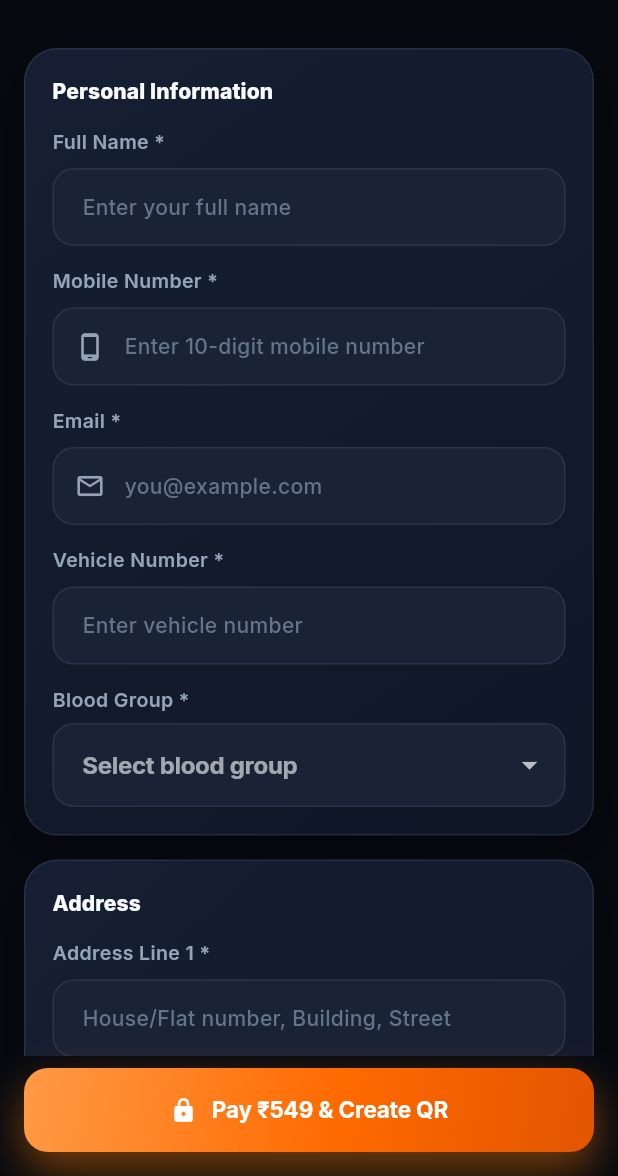
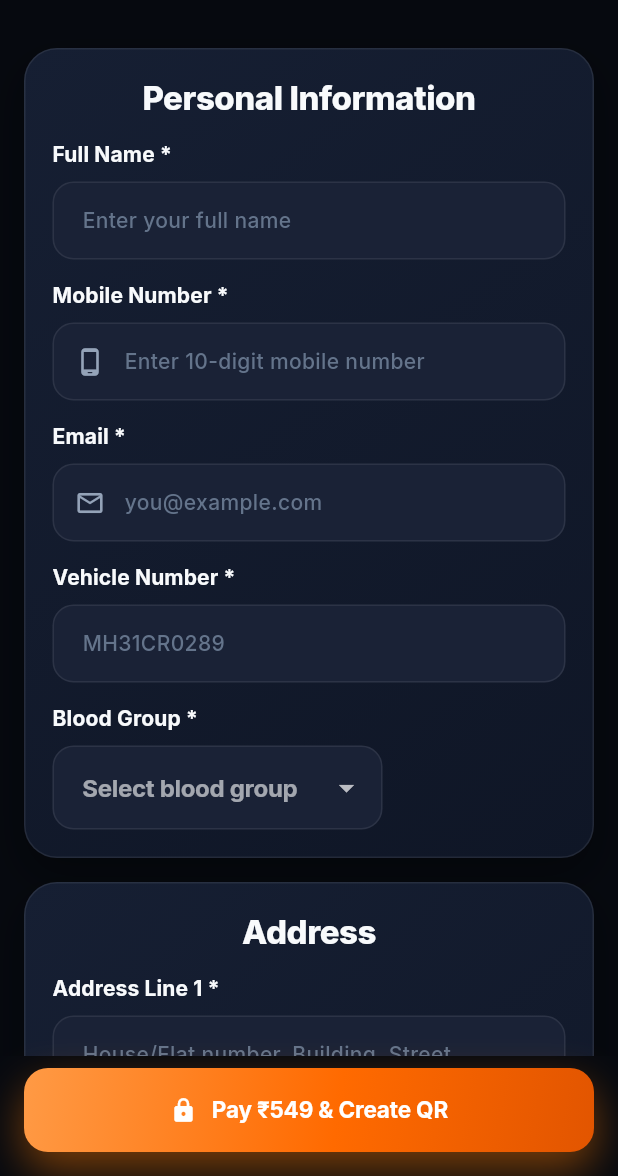
Before and after one commit to Omkottewar/qr-scanner-flutter, a Flutter app: the CreateQrFormScreen screen opened directly with empty values, on a phone screen of 412 x 824 dp, the part 60-1236 px from its top. Run offline on Flutter 3.47's test engine with Material 3 defaults, Android fonts, the phone set to English and light mode, and no system bars; our stand-ins replace firebase_core, firebase_messaging, flutter_local_notifications, google_fonts, local_auth, qr_flutter and 3 more; missing offline and left inert: gal, razorpay_flutter; accounts and stored records are empty; network calls fail.

Commit message:
Refactor code structure for improved readability and maintainability

```diff
--- a/lib/presentation/qr/create_qr_form_screen.dart
+++ b/lib/presentation/qr/create_qr_form_screen.dart
@@ -133,7 +133,10 @@ class _CreateQrFormScreenState extends State<CreateQrFormScreen> {
   int _pincodeLookupToken = 0;
   Timer? _pincodeDebounce;
 
-  final List<_ContactRow> _contacts = [_ContactRow()];
+  // Four contact rows are always shown. Row 0 is mandatory; rows 1-3
+  // are optional and skipped on submit if left blank. UI no longer
+  // supports adding/removing rows — the count is fixed at 4.
+  final List<_ContactRow> _contacts = List.generate(4, (_) => _ContactRow());
   // Non-blocking loading indicator for the submit button — form
   // validation + vehicle-check + navigation-to-payment all run through
   // this single flag so the button stays disabled with a spinner while
@@ -187,27 +190,26 @@ class _CreateQrFormScreenState extends State<CreateQrFormScreen> {
     });
   }
 
-  void _addContact() {
-    if (_contacts.length >= 4) return;
-    setState(() => _contacts.add(_ContactRow()));
-  }
+  // Shared label styles. Card headers are prominent + centered; field
+  // labels are bold and one size up from the input-theme default but
+  // stay left-aligned above their inputs (easier to scan when the eye
+  // is moving vertically down the form).
+  TextStyle? _cardHeaderStyle(BuildContext c) => Theme.of(c)
+      .textTheme
+      .titleLarge
+      ?.copyWith(
+        fontWeight: FontWeight.w800,
+        color: AppColors.textPrimary,
+        letterSpacing: -0.3,
+      );
 
-  // Removes a contact row. If it's the last remaining one we don't drop
-  // below 1 — instead we reset its fields so the form still submits with
-  // the minimum required contact.
-  void _removeContact(int index) {
-    if (index < 0 || index >= _contacts.length) return;
-    setState(() {
-      if (_contacts.length == 1) {
-        final only = _contacts[0];
-        only.name.clear();
-        only.phone.clear();
-        return;
-      }
-      final row = _contacts.removeAt(index);
-      row.dispose();
-    });
-  }
+  TextStyle? _fieldLabelStyle(BuildContext c) => Theme.of(c)
+      .textTheme
+      .titleSmall
+      ?.copyWith(
+        fontWeight: FontWeight.w700,
+        color: AppColors.textPrimary,
+      );
 
   Future<void> _submit() async {
     if (_submitting) return; // prevent double-tap
@@ -220,12 +222,15 @@ class _CreateQrFormScreenState extends State<CreateQrFormScreen> {
       return;
     }
 
+    // Rows 1-3 are optional — a row with both name and phone blank is
+    // dropped silently instead of failing validation, so the user can
+    // register with just the mandatory Contact 1.
     final family = <FamilyContactDraft>[];
     for (var i = 0; i < _contacts.length; i++) {
       final c = _contacts[i];
       final n = c.name.text.trim();
       final p = c.phone.text.trim().replaceAll(RegExp(r'\s'), '');
-
+      if (i > 0 && n.isEmpty && p.isEmpty) continue;
       family.add(FamilyContactDraft(name: n, phone: p));
     }
 
@@ -294,17 +299,19 @@ class _CreateQrFormScreenState extends State<CreateQrFormScreen> {
                   children: [
                     EaCard(
                       child: Column(
-                        crossAxisAlignment: CrossAxisAlignment.start,
+                        crossAxisAlignment: CrossAxisAlignment.stretch,
                         children: [
                           Text(
                             'Personal Information',
-                            style: Theme.of(context).textTheme.titleSmall?.copyWith(fontWeight: FontWeight.w800),
+                            textAlign: TextAlign.center,
+                            style: _cardHeaderStyle(context),
                           ),
                           const SizedBox(height: 14),
                           EaTextField(
                             controller: _name,
                             label: 'Full Name *',
                             hint: 'Enter your full name',
+                            labelStyle: _fieldLabelStyle(context),
                             validator: (v) => (v == null || v.trim().isEmpty) ? 'This field is required' : null,
                           ),
                           const SizedBox(height: 14),
@@ -315,6 +322,7 @@ class _CreateQrFormScreenState extends State<CreateQrFormScreen> {
                             keyboardType: TextInputType.phone,
                             prefixIcon: Icons.phone_android_rounded,
                             maxLength: 10,
+                            labelStyle: _fieldLabelStyle(context),
                             inputFormatters: [
                               FilteringTextInputFormatter.digitsOnly,
                             ],
@@ -331,6 +339,7 @@ class _CreateQrFormScreenState extends State<CreateQrFormScreen> {
                             hint: 'you@example.com',
                             keyboardType: TextInputType.emailAddress,
                             prefixIcon: Icons.email_outlined,
+                            labelStyle: _fieldLabelStyle(context),
                             validator: (v) {
                               final s = (v ?? '').trim();
                               if (s.isEmpty) return 'This field is required';
@@ -344,8 +353,9 @@ class _CreateQrFormScreenState extends State<CreateQrFormScreen> {
                           EaTextField(
                             controller: _vehicle,
                             label: 'Vehicle Number *',
-                            hint: 'Enter vehicle number',
+                            hint: 'MH31CR0289',
                             textCapitalization: TextCapitalization.characters,
+                            labelStyle: _fieldLabelStyle(context),
                             inputFormatters: const [_UpperCaseFormatter()],
                             validator: (v) {
                               if (v == null || v.trim().isEmpty) return 'This field is required';
@@ -356,9 +366,22 @@ class _CreateQrFormScreenState extends State<CreateQrFormScreen> {
                             },
                           ),
                           const SizedBox(height: 14),
-                          Text('Blood Group *', style: Theme.of(context).inputDecorationTheme.labelStyle),
-                          const SizedBox(height: 6),
-                          DropdownButtonFormField<String>(
+                          Text(
+                            'Blood Group *',
+                            style: _fieldLabelStyle(context),
+                          ),
+                          const SizedBox(height: 8),
+                          // Blood group values are 2–3 chars — a full-width
+                          // dropdown looked comically empty and covered most
+                          // of the screen when opened. Align + SizedBox
+                          // breaks out of the card Column's stretch so the
+                          // trigger (and the popup menu, which inherits the
+                          // trigger's width) size to the content instead.
+                          Align(
+                            alignment: Alignment.centerLeft,
+                            child: SizedBox(
+                              width: 220,
+                              child: DropdownButtonFormField<String>(
                                 // ignore: deprecated_member_use
                                 value: _blood == 'Select blood group' ? null : _blood,
                                 hint: const Text('Select blood group'),
@@ -376,23 +399,27 @@ class _CreateQrFormScreenState extends State<CreateQrFormScreen> {
                                 onChanged: (v) => setState(() => _blood = v ?? _blood),
                                 validator: (v) => v == null || v.isEmpty ? 'This field is required' : null,
                               ),
+                            ),
+                          ),
                         ],
                       ),
                     ),
                     const SizedBox(height: 16),
                     EaCard(
                       child: Column(
-                        crossAxisAlignment: CrossAxisAlignment.start,
+                        crossAxisAlignment: CrossAxisAlignment.stretch,
                         children: [
                           Text(
                             'Address',
-                            style: Theme.of(context).textTheme.titleSmall?.copyWith(fontWeight: FontWeight.w800),
+                            textAlign: TextAlign.center,
+                            style: _cardHeaderStyle(context),
                           ),
                           const SizedBox(height: 14),
                           EaTextField(
                             controller: _addressLine1,
                             label: 'Address Line 1 *',
                             hint: 'House/Flat number, Building, Street',
+                            labelStyle: _fieldLabelStyle(context),
                             validator: (v) => (v == null || v.trim().isEmpty)
                                 ? 'Address is required' : null,
                           ),
@@ -401,6 +428,7 @@ class _CreateQrFormScreenState extends State<CreateQrFormScreen> {
                             controller: _addressLine2,
                             label: 'Address Line 2',
                             hint: 'Landmark, Area (optional)',
+                            labelStyle: _fieldLabelStyle(context),
                           ),
                           const SizedBox(height: 14),
                           // Pincode goes ABOVE city/state so the postal
@@ -414,6 +442,7 @@ class _CreateQrFormScreenState extends State<CreateQrFormScreen> {
                             hint: '6-digit postal code',
                             keyboardType: TextInputType.number,
                             maxLength: 6,
+                            labelStyle: _fieldLabelStyle(context),
                             inputFormatters: [
                               FilteringTextInputFormatter.digitsOnly,
                             ],
@@ -449,6 +478,7 @@ class _CreateQrFormScreenState extends State<CreateQrFormScreen> {
                                   controller: _city,
                                   label: 'City *',
                                   hint: 'e.g., Pune',
+                                  labelStyle: _fieldLabelStyle(context),
                                   validator: (v) => (v == null || v.trim().isEmpty)
                                       ? 'Required' : null,
                                 ),
@@ -456,11 +486,11 @@ class _CreateQrFormScreenState extends State<CreateQrFormScreen> {
                               const SizedBox(width: 12),
                               Expanded(
                                 child: Column(
-                                  crossAxisAlignment: CrossAxisAlignment.start,
+                                  crossAxisAlignment: CrossAxisAlignment.stretch,
                                   children: [
                                     Text(
                                       'State *',
-                                      style: Theme.of(context).inputDecorationTheme.labelStyle,
+                                      style: _fieldLabelStyle(context),
                                     ),
                                     const SizedBox(height: 8),
                                     DropdownButtonFormField<String>(
@@ -505,26 +535,17 @@ class _CreateQrFormScreenState extends State<CreateQrFormScreen> {
                     const SizedBox(height: 16),
                     EaCard(
                       child: Column(
-                        crossAxisAlignment: CrossAxisAlignment.start,
+                        crossAxisAlignment: CrossAxisAlignment.stretch,
                         children: [
-                          Row(
-                            children: [
-                              Expanded(
-                                child: Text(
+                          Text(
                             'Family Emergency Contacts',
-                                  style: Theme.of(context).textTheme.titleSmall?.copyWith(fontWeight: FontWeight.w800),
-                                ),
-                              ),
-                              if (_contacts.length < 4)
-                                OutlinedButton(
-                                  onPressed: _addContact,
-                                  child: const Text('+ Add'),
-                                ),
-                            ],
+                            textAlign: TextAlign.center,
+                            style: _cardHeaderStyle(context),
                           ),
                           const SizedBox(height: 12),
                           ...List.generate(_contacts.length, (i) {
                             final c = _contacts[i];
+                            final isRequired = i == 0;
                             return Padding(
                               padding: const EdgeInsets.only(bottom: 12),
                               child: Container(
@@ -534,46 +555,62 @@ class _CreateQrFormScreenState extends State<CreateQrFormScreen> {
                                   borderRadius: BorderRadius.circular(12),
                                 ),
                                 child: Column(
-                                  crossAxisAlignment: CrossAxisAlignment.start,
+                                  crossAxisAlignment: CrossAxisAlignment.stretch,
                                   children: [
-                                    Row(
-                                      children: [
-                                        Expanded(
-                                          child: Text('Contact ${i + 1}', style: Theme.of(context).textTheme.labelLarge),
+                                    Text(
+                                      'Contact ${i + 1}${isRequired ? '' : ' (optional)'}',
+                                      textAlign: TextAlign.center,
+                                      style: _cardHeaderStyle(context),
                                     ),
-                                        // Remove-contact affordance. Always shown so a user who
-                                        // accidentally tapped "+ Add" and has no data to fill can
-                                        // back out. Kept enabled even when it's the only row —
-                                        // instead of deleting the last row we clear it, so the
-                                        // form still submits with 1 contact.
-                                        IconButton(
-                                          tooltip: 'Remove this contact',
-                                          icon: const Icon(Icons.delete_outline_rounded,
-                                              color: Colors.redAccent, size: 20),
-                                          onPressed: () => _removeContact(i),
-                                        ),
-                                      ],
-                                    ),
-                                    const SizedBox(height: 8),
+                                    const SizedBox(height: 10),
                                     EaTextField(
                                       controller: c.name,
-                                      label: 'Name *',
+                                      label: isRequired ? 'Name *' : 'Name',
                                       hint: 'Contact name',
-                                      validator: (v) => (v == null || v.trim().isEmpty) ? 'This field is required' : null,
+                                      labelStyle: _fieldLabelStyle(context),
+                                      validator: (v) {
+                                        final s = (v ?? '').trim();
+                                        if (isRequired && s.isEmpty) {
+                                          return 'This field is required';
+                                        }
+                                        // Optional row: if name is filled but
+                                        // phone is blank, block submit — half
+                                        // a contact is useless.
+                                        if (!isRequired &&
+                                            s.isEmpty &&
+                                            c.phone.text.trim().isNotEmpty) {
+                                          return 'Name is required when phone is filled';
+                                        }
+                                        return null;
+                                      },
                                     ),
-                                    const SizedBox(height: 8),
+                                    const SizedBox(height: 10),
                                     EaTextField(
                                       controller: c.phone,
-                                      label: 'Phone Number *',
+                                      label: isRequired
+                                          ? 'Phone Number *'
+                                          : 'Phone Number',
                                       hint: '10-digit number',
                                       keyboardType: TextInputType.phone,
                                       maxLength: 10,
+                                      labelStyle: _fieldLabelStyle(context),
                                       inputFormatters: [
                                         FilteringTextInputFormatter.digitsOnly,
                                       ],
                                       validator: (v) {
-                                        if (v == null || v.trim().isEmpty) return 'This field is required';
-                                        if (!RegExp(r'^[0-9]{10}$').hasMatch(v.trim())) {
+                                        final s = (v ?? '').trim();
+                                        if (isRequired && s.isEmpty) {
+                                          return 'This field is required';
+                                        }
+                                        // Optional row: skip if fully blank,
+                                        // otherwise enforce format.
+                                        if (!isRequired && s.isEmpty) {
+                                          if (c.name.text.trim().isNotEmpty) {
+                                            return 'Phone is required when name is filled';
+                                          }
+                                          return null;
+                                        }
+                                        if (!RegExp(r'^[0-9]{10}$').hasMatch(s)) {
                                           return 'Please enter a valid 10-digit mobile number';
                                         }
                                         return null;
@@ -585,7 +622,7 @@ class _CreateQrFormScreenState extends State<CreateQrFormScreen> {
                             );
                           }),
                           Text(
-                            '*You can add up to 4 emergency contacts',
+                            '*Contact 1 is required. Contacts 2–4 are optional.',
                             style: Theme.of(context).textTheme.bodySmall?.copyWith(color: AppColors.textSecondary),
                           ),
                         ],
--- a/lib/presentation/widgets/ea_text_field.dart
+++ b/lib/presentation/widgets/ea_text_field.dart
@@ -20,6 +20,8 @@ class EaTextField extends StatefulWidget {
     this.validator,
     this.textCapitalization = TextCapitalization.none,
     this.inputFormatters,
+    this.labelStyle,
+    this.labelAlignment,
   });
 
   final TextEditingController? controller;
@@ -36,6 +38,13 @@ class EaTextField extends StatefulWidget {
   final String? Function(String?)? validator;
   final TextCapitalization textCapitalization;
   final List<TextInputFormatter>? inputFormatters;
+  // Optional overrides — when null the field falls back to the input
+  // theme's label style + left alignment (the existing default used by
+  // every other form on the app). Passed in from create_qr_form_screen's
+  // Family Contacts card so those labels can render bigger/centered
+  // without changing every other field's appearance.
+  final TextStyle? labelStyle;
+  final TextAlign? labelAlignment;
 
   @override
   State<EaTextField> createState() => _EaTextFieldState();
@@ -66,9 +75,14 @@ class _EaTextFieldState extends State<EaTextField> {
       crossAxisAlignment: CrossAxisAlignment.start,
       children: [
         if (widget.label != null) ...[
-          Text(
-            widget.label!,
-            style: Theme.of(context).inputDecorationTheme.labelStyle,
+          SizedBox(
+            width: double.infinity,
+            child: Text(
+              widget.label!,
+              textAlign: widget.labelAlignment,
+              style: widget.labelStyle ??
+                  Theme.of(context).inputDecorationTheme.labelStyle,
+            ),
           ),
           const SizedBox(height: 8),
         ],
```
Also changed, not shown: lib/presentation/auth/profile_completion_screen.dart (+13 -0 lines), lib/presentation/qr/create_qr_intro_screen.dart (+112 -84 lines), lib/presentation/qr/widgets/qr_detail_card.dart (+25 -38 lines), assets/images/create_qr_slide_1.jpeg (added), assets/images/create_qr_slide_2.jpeg (added), assets/images/create_qr_slide_3.jpeg (added), assets/images/create_qr_slide_4.jpeg (added), assets/images/create_qr_slide_5.jpeg (added). Lines whose indentation alone changed are shown as unchanged.
